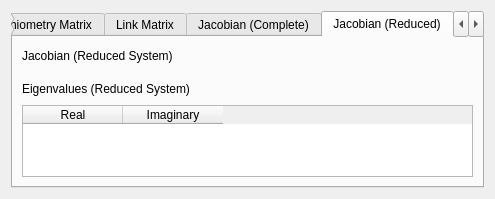
copasi/COPASI, file copasi/UI/CQMathMatrixWidget.ui: the form before one commit.
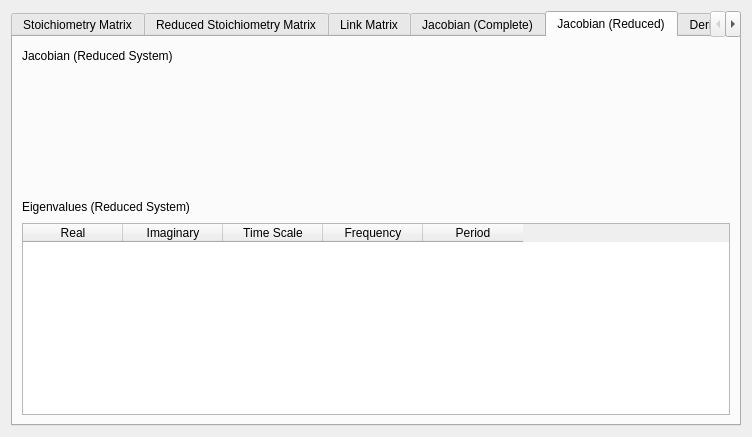
The form after the commit. The open tabs and pages were chosen to show the change. Custom widgets are drawn as their Qt base class.

Commit message: display of time scales and freq also in matrix widget

What changed in the file:
```diff
--- a/copasi/UI/CQMathMatrixWidget.ui
+++ b/copasi/UI/CQMathMatrixWidget.ui
@@ -17,8 +17,8 @@
    <rect>
     <x>0</x>
     <y>0</y>
-    <width>495</width>
-    <height>150</height>
+    <width>752</width>
+    <height>437</height>
    </rect>
   </property>
   <property name="windowTitle">
@@ -255,6 +255,21 @@
              <string>Imaginary</string>
             </property>
            </column>
+           <column>
+            <property name="text">
+             <string>Time Scale</string>
+            </property>
+           </column>
+           <column>
+            <property name="text">
+             <string>Frequency</string>
+            </property>
+           </column>
+           <column>
+            <property name="text">
+             <string>Period</string>
+            </property>
+           </column>
           </widget>
          </item>
          <item row="0" column="1">
```
Left out of the diff: 27 changed lines with no effect on the pictures. The commit also changes 1 other file.
